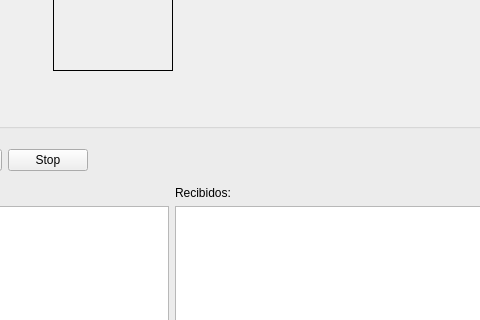
Qt form mainwindow.ui (arukagiri/interfazLAC) before a commit; both pictures show x 275 to 755 and y 176 to 496 of the 894 by 779 pixel window.
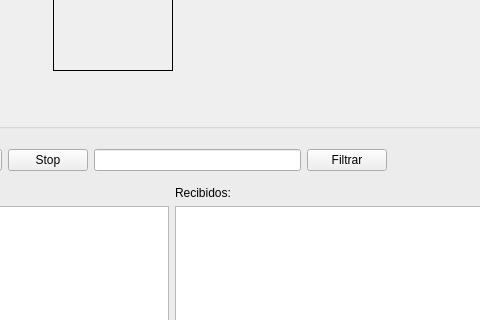
The same form after that commit. Icons and pictures are not drawn.

Commit message: Added search bar for log

Diff of the .ui file:
```diff
--- a/mainwindow.ui
+++ b/mainwindow.ui
@@ -7,7 +7,7 @@
     <x>0</x>
     <y>0</y>
     <width>894</width>
-    <height>737</height>
+    <height>763</height>
    </rect>
   </property>
   <property name="windowTitle">
@@ -502,6 +502,16 @@
            </property>
           </widget>
          </item>
+         <item>
+          <widget class="QLineEdit" name="searchBar"/>
+         </item>
+         <item>
+          <widget class="QPushButton" name="filterButton">
+           <property name="text">
+            <string>Filtrar</string>
+           </property>
+          </widget>
+         </item>
          <item>
           <spacer name="horizontalSpacer_2">
            <property name="orientation">
```
The commit also changes 4 other files.
